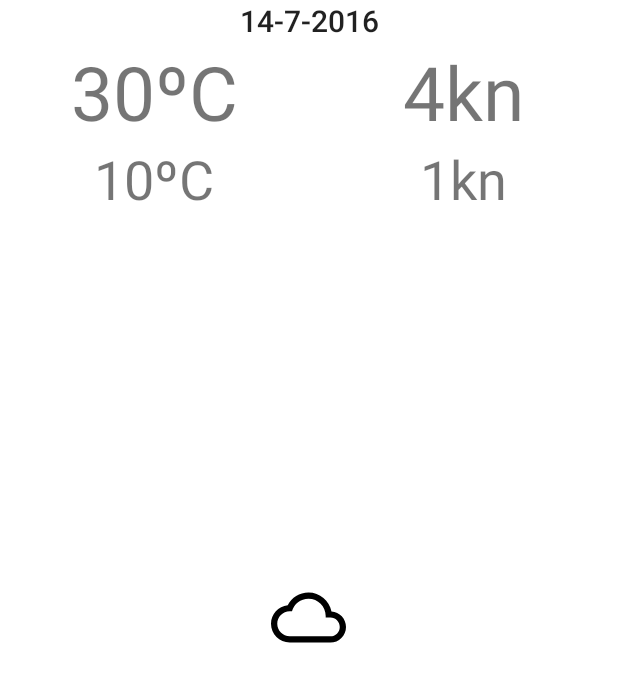
After one commit to ivancity/rssfeed, an Android app: the layout main_list_item_first.xml on its own in the app's theme, with its tools: preview values and no code run, on a phone screen of 412 x 824 dp. The commit adds this screen. Shown: the top 682 px of the screen. Run offline under Robolectric (Android 15) with nearby library versions, the phone set to English and light mode, and no system bars.

Commit message:
adding recycler view to the layout and preparing its adapter

```diff
--- a/app/build.gradle
+++ b/app/build.gradle
@@ -27,6 +27,9 @@ dependencies {
     //android libraries
     compile 'com.android.support:appcompat-v7:24.0.0'
     compile 'com.android.support:design:24.0.0'
+    compile 'com.android.support:recyclerview-v7:24.0.0'
+    compile 'com.android.support:cardview-v7:24.0.0'
+    compile 'com.android.support:gridlayout-v7:24.0.0'
 
     //3rd party libraries
     compile 'com.squareup.retrofit2:retrofit:2.1.0'
--- a/app/src/main/java/design/ivan/app/weatherrss/MainScreen/IMainContract.java
+++ b/app/src/main/java/design/ivan/app/weatherrss/MainScreen/IMainContract.java
@@ -12,7 +12,7 @@ public interface IMainContract {
         void hideSnackbar();
         void setProgressIndicator(boolean active);
         void hideMessage();
-        void showMessage(String message);
+        void showMessage(@StringRes int message);
         void enableUI(boolean activate);
     }
     interface ActionListener {
--- /dev/null
+++ b/app/src/main/res/layout/main_list_item_first.xml
@@ -0,0 +1,57 @@
+<?xml version="1.0" encoding="utf-8"?>
+<android.support.v7.widget.GridLayout xmlns:android="http://schemas.android.com/apk/res/android"
+    xmlns:app="http://schemas.android.com/apk/res-auto"
+    xmlns:tools="http://schemas.android.com/tools"
+    android:layout_width="match_parent"
+    android:layout_height="wrap_content"
+    app:columnCount="2">
+
+    <TextView
+        android:id="@+id/main_list_item_date"
+        android:gravity="center_horizontal"
+        android:textAppearance="@style/TextAppearance.AppCompat.Title"
+        app:layout_columnSpan="2"
+        app:layout_columnWeight="1"
+        app:layout_gravity="fill_horizontal"
+        tools:text="14-7-2016"/>
+
+    <TextView
+        android:id="@+id/main_list_item_max_temp"
+        android:layout_width="0dp"
+        android:maxHeight="@dimen/list_item_first_high"
+        android:maxWidth="@dimen/list_item_first_high"
+        android:gravity="center_horizontal"
+        android:textSize="50sp"
+        app:layout_columnWeight="1"
+        app:layout_gravity="fill_horizontal"
+        tools:text="30ºC" />
+    <TextView
+        android:id="@+id/main_list_item_max_wind"
+        android:layout_width="0dp"
+        android:gravity="center_horizontal"
+        android:textSize="50sp"
+        app:layout_columnWeight="1"
+        app:layout_gravity="fill_horizontal"
+        tools:text="4kn"/>
+
+    <TextView
+        android:id="@+id/main_list_item_min_temp"
+        android:layout_width="0dp"
+        android:maxHeight="@dimen/list_item_first_low"
+        android:maxWidth="@dimen/list_item_first_low"
+        android:gravity="center_horizontal"
+        android:textSize="36sp"
+        app:layout_columnWeight="1"
+        app:layout_gravity="fill_horizontal"
+        tools:text="10ºC"/>
+    <TextView
+        android:id="@+id/main_list_item_min_wind"
+        android:layout_width="0dp"
+        android:gravity="center_horizontal"
+        android:textSize="36sp"
+        app:layout_columnWeight="1"
+        app:layout_gravity="fill_horizontal"
+        tools:text="1kn"/>
+
+
+</android.support.v7.widget.GridLayout>
--- a/app/src/main/res/values/dimens.xml
+++ b/app/src/main/res/values/dimens.xml
@@ -2,4 +2,8 @@
     <!-- Default screen margins, per the Android Design guidelines. -->
     <dimen name="activity_horizontal_margin">16dp</dimen>
     <dimen name="activity_vertical_margin">16dp</dimen>
+
+    <!-- Main Screen -->
+    <dimen name="list_item_first_high">90dp</dimen>
+    <dimen name="list_item_first_low">40dp</dimen>
 </resources>
```
Also changed, not shown: app/src/main/java/design/ivan/app/weatherrss/MainActivity.java (+37 -4 lines), app/src/main/java/design/ivan/app/weatherrss/MainScreen/ForecastAdapter.java (added, +54 -0 lines), app/src/main/res/layout/activity_main.xml (+8 -2 lines).
